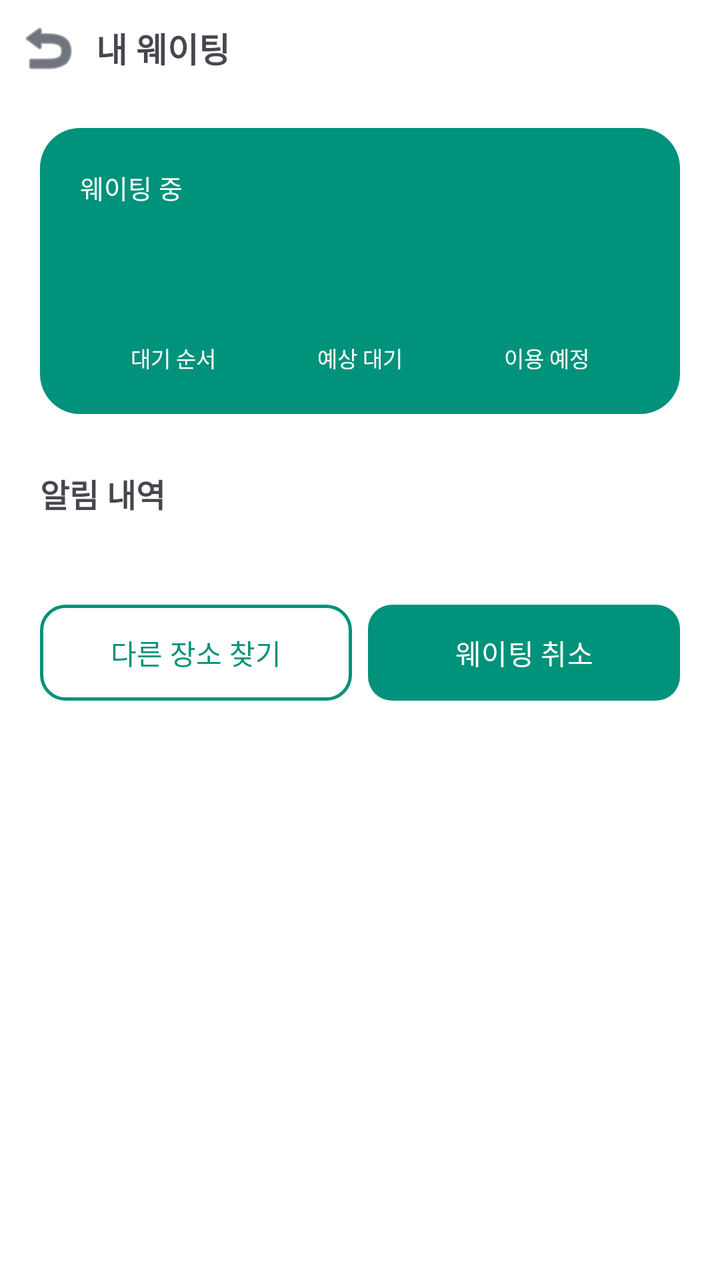
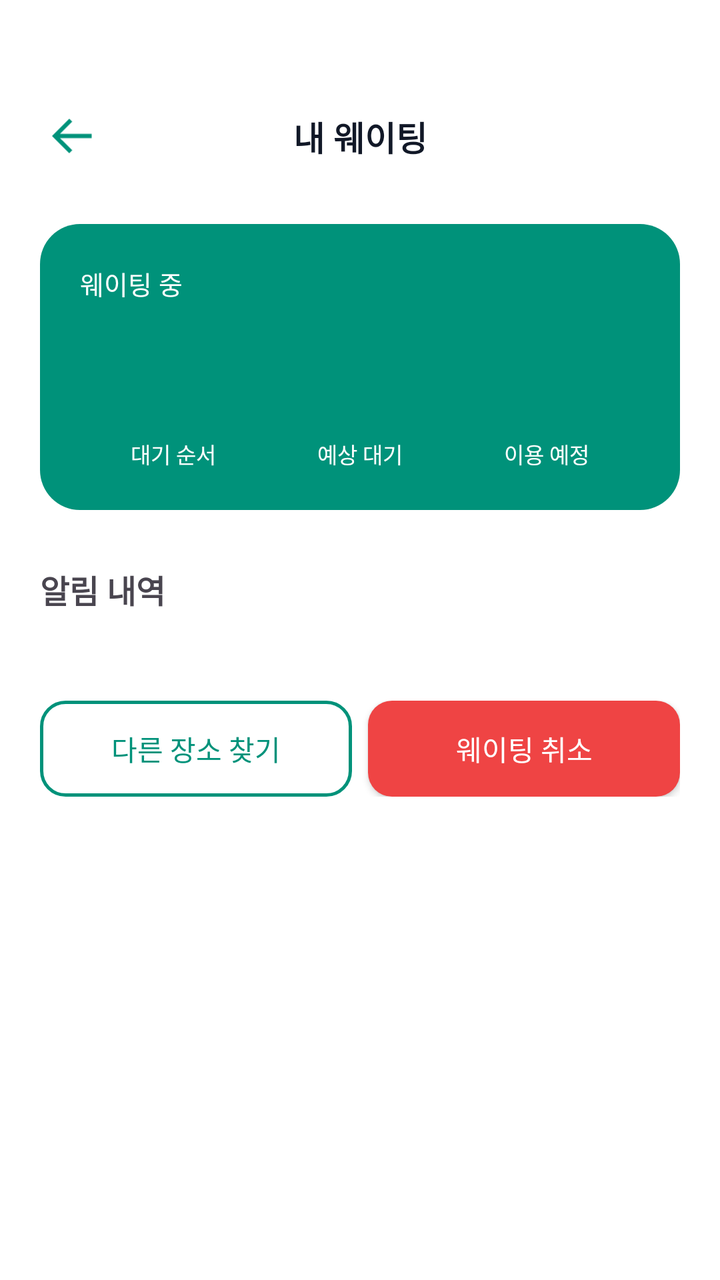

Two renders of the same Android screen: before a commit and after it. Below are the layout's source before the change and the commit's diff.
<!-- AndroidManifest.xml: application theme Theme.AndroidApp -->
<!-- res/layout/activity_my_waiting.xml -->
<?xml version="1.0" encoding="utf-8"?>
<ScrollView xmlns:android="http://schemas.android.com/apk/res/android"
    xmlns:app="http://schemas.android.com/apk/res-auto"
    android:layout_width="match_parent"
    android:layout_height="match_parent"
    android:background="@color/white">

    <LinearLayout
        android:layout_width="match_parent"
        android:layout_height="wrap_content"
        android:orientation="vertical"
        android:paddingBottom="32dp">

        <LinearLayout
            android:layout_width="match_parent"
            android:layout_height="wrap_content"
            android:gravity="center_vertical"
            android:orientation="horizontal">

            <ImageButton
                android:id="@+id/btnBack"
                android:layout_width="48dp"
                android:layout_height="48dp"
                android:background="?attr/selectableItemBackgroundBorderless"
                android:contentDescription="@string/waiting_title"
                android:src="@android:drawable/ic_menu_revert"
                app:tint="@color/text_primary" />

            <TextView
                android:layout_width="wrap_content"
                android:layout_height="wrap_content"
                android:text="@string/waiting_title"
                android:textSize="17sp"
                android:textStyle="bold" />
        </LinearLayout>

        <LinearLayout
            android:layout_width="match_parent"
            android:layout_height="wrap_content"
            android:layout_marginHorizontal="20dp"
            android:layout_marginTop="16dp"
            android:background="@drawable/bg_waiting_card"
            android:orientation="vertical"
            android:padding="20dp">

            <TextView
                android:layout_width="wrap_content"
                android:layout_height="wrap_content"
                android:text="@string/waiting_status"
                android:textColor="@color/white"
                android:textSize="13sp" />

            <TextView
                android:id="@+id/tvWaitingPlace"
                android:layout_width="match_parent"
                android:layout_height="wrap_content"
                android:layout_marginTop="8dp"
                android:textColor="@color/white"
                android:textSize="18sp"
                android:textStyle="bold" />

            <LinearLayout
                android:layout_width="match_parent"
                android:layout_height="wrap_content"
                android:layout_marginTop="16dp"
                android:orientation="horizontal">

                <LinearLayout
                    android:layout_width="0dp"
                    android:layout_height="wrap_content"
                    android:layout_weight="1"
                    android:gravity="center"
                    android:orientation="vertical">

                    <TextView
                        android:id="@+id/tvQueuePosition"
                        android:layout_width="wrap_content"
                        android:layout_height="wrap_content"
                        android:textColor="@color/white"
                        android:textStyle="bold" />

                    <TextView
                        android:layout_width="wrap_content"
                        android:layout_height="wrap_content"
                        android:text="@string/queue_order"
                        android:textColor="@color/white"
                        android:textSize="11sp" />
                </LinearLayout>

                <LinearLayout
                    android:layout_width="0dp"
                    android:layout_height="wrap_content"
                    android:layout_weight="1"
                    android:gravity="center"
                    android:orientation="vertical">

                    <TextView
                        android:id="@+id/tvEstimatedWait"
                        android:layout_width="wrap_content"
                        android:layout_height="wrap_content"
                        android:textColor="@color/white"
                        android:textStyle="bold" />

                    <TextView
                        android:layout_width="wrap_content"
                        android:layout_height="wrap_content"
                        android:text="@string/estimated_wait"
                        android:textColor="@color/white"
                        android:textSize="11sp" />
                </LinearLayout>

                <LinearLayout
                    android:layout_width="0dp"
                    android:layout_height="wrap_content"
                    android:layout_weight="1"
                    android:gravity="center"
                    android:orientation="vertical">

                    <TextView
                        android:id="@+id/tvPlannedUse"
                        android:layout_width="wrap_content"
                        android:layout_height="wrap_content"
                        android:textColor="@color/white"
                        android:textStyle="bold" />

                    <TextView
                        android:layout_width="wrap_content"
                        android:layout_height="wrap_content"
                        android:text="@string/planned_use"
                        android:textColor="@color/white"
                        android:textSize="11sp" />
                </LinearLayout>
            </LinearLayout>
        </LinearLayout>

        <TextView
            android:layout_width="wrap_content"
            android:layout_height="wrap_content"
            android:layout_marginStart="20dp"
            android:layout_marginTop="28dp"
            android:text="@string/notification_history"
            android:textSize="16sp"
            android:textStyle="bold" />

        <androidx.recyclerview.widget.RecyclerView
            android:id="@+id/rvNotifications"
            android:layout_width="match_parent"
            android:layout_height="wrap_content"
            android:layout_marginHorizontal="20dp"
            android:layout_marginTop="16dp"
            android:nestedScrollingEnabled="false" />

        <LinearLayout
            android:layout_width="match_parent"
            android:layout_height="wrap_content"
            android:layout_marginHorizontal="20dp"
            android:layout_marginTop="28dp"
            android:orientation="horizontal">

            <Button
                android:id="@+id/btnFindOther"
                android:layout_width="0dp"
                android:layout_height="48dp"
                android:layout_marginEnd="8dp"
                android:layout_weight="1"
                android:background="@drawable/bg_outline_green"
                android:text="@string/find_other_place"
                android:textColor="@color/jari_green" />

            <Button
                android:id="@+id/btnCancelWaiting"
                android:layout_width="0dp"
                android:layout_height="48dp"
                android:layout_weight="1"
                android:background="@drawable/bg_cancel_button"
                android:text="@string/cancel_waiting"
                android:textColor="@color/white" />
        </LinearLayout>
    </LinearLayout>
</ScrollView>
<!-- resources referenced by this layout -->
<resources>
  <color name="jari_green">#FF00927A</color>
  <color name="text_primary">#FF111827</color>
  <color name="white">#FFFFFFFF</color>
  <!-- drawable bg_cancel_button (drawable) -->
  <?xml version="1.0" encoding="utf-8"?>
  <shape xmlns:android="http://schemas.android.com/apk/res/android"
      android:shape="rectangle">
      <solid android:color="@color/cancel_red" />
      <corners android:radius="12dp" />
  </shape>
  <!-- drawable bg_outline_green (drawable) -->
  <?xml version="1.0" encoding="utf-8"?>
  <shape xmlns:android="http://schemas.android.com/apk/res/android"
      android:shape="rectangle">
      <solid android:color="@android:color/transparent" />
      <stroke
          android:width="1.5dp"
          android:color="@color/jari_green" />
      <corners android:radius="12dp" />
  </shape>
  <!-- drawable bg_waiting_card (drawable) -->
  <?xml version="1.0" encoding="utf-8"?>
  <shape xmlns:android="http://schemas.android.com/apk/res/android"
      android:shape="rectangle">
      <solid android:color="@color/jari_green" />
      <corners android:radius="20dp" />
  </shape>
  <string name="cancel_waiting">웨이팅 취소</string>
  <string name="estimated_wait">예상 대기</string>
  <string name="find_other_place">다른 장소 찾기</string>
  <string name="notification_history">알림 내역</string>
  <string name="planned_use">이용 예정</string>
  <string name="queue_order">대기 순서</string>
  <string name="waiting_status">웨이팅 중</string>
  <string name="waiting_title">내 웨이팅</string>
  <style name="Theme.AndroidApp" parent="Base.Theme.AndroidApp" />
  <color name="cancel_red">#FFEF4444</color>
  <style name="Base.Theme.AndroidApp" parent="Theme.Material3.Light.NoActionBar">
          <item name="colorPrimary">@color/jari_green</item>
          <item name="colorOnPrimary">@color/white</item>
          <item name="colorSecondary">@color/jari_green_dark</item>
          <item name="android:statusBarColor">@color/white</item>
          <item name="android:windowLightStatusBar" tools:targetApi="m">true</item>
      </style>
  <color name="jari_green_dark">#FF007566</color>
</resources>

<!-- the commit's change to res/layout/activity_my_waiting.xml (unified diff, before → after) -->
@@ -9,30 +9,39 @@
         android:layout_width="match_parent"
         android:layout_height="wrap_content"
         android:orientation="vertical"
-        android:paddingBottom="32dp">
+        android:paddingTop="40dp">
 
-        <LinearLayout
+        <androidx.constraintlayout.widget.ConstraintLayout
             android:layout_width="match_parent"
-            android:layout_height="wrap_content"
-            android:gravity="center_vertical"
-            android:orientation="horizontal">
+            android:layout_height="56dp">
 
             <ImageButton
                 android:id="@+id/btnBack"
-                android:layout_width="48dp"
-                android:layout_height="48dp"
+                android:layout_width="40dp"
+                android:layout_height="40dp"
+                android:layout_marginStart="16dp"
                 android:background="?attr/selectableItemBackgroundBorderless"
                 android:contentDescription="@string/waiting_title"
-                android:src="@android:drawable/ic_menu_revert"
-                app:tint="@color/text_primary" />
+                android:padding="10dp"
+                android:scaleType="fitCenter"
+                android:src="@drawable/back"
+                app:layout_constraintBottom_toBottomOf="parent"
+                app:layout_constraintStart_toStartOf="parent"
+                app:layout_constraintTop_toTopOf="parent"
+                app:tint="@color/jari_green" />
 
             <TextView
                 android:layout_width="wrap_content"
                 android:layout_height="wrap_content"
                 android:text="@string/waiting_title"
+                android:textColor="@color/text_primary"
                 android:textSize="17sp"
-                android:textStyle="bold" />
-        </LinearLayout>
+                android:textStyle="bold"
+                app:layout_constraintBottom_toBottomOf="parent"
+                app:layout_constraintEnd_toEndOf="parent"
+                app:layout_constraintStart_toStartOf="parent"
+                app:layout_constraintTop_toTopOf="parent" />
+        </androidx.constraintlayout.widget.ConstraintLayout>
 
         <LinearLayout
             android:layout_width="match_parent"
@@ -157,7 +166,7 @@
             android:layout_marginTop="28dp"
             android:orientation="horizontal">
 
-            <Button
+            <androidx.appcompat.widget.AppCompatButton
                 android:id="@+id/btnFindOther"
                 android:layout_width="0dp"
                 android:layout_height="48dp"
@@ -165,16 +174,18 @@
                 android:layout_weight="1"
                 android:background="@drawable/bg_outline_green"
                 android:text="@string/find_other_place"
-                android:textColor="@color/jari_green" />
+                android:textColor="@color/jari_green"
+                app:backgroundTint="@null" />
 
-            <Button
+            <androidx.appcompat.widget.AppCompatButton
                 android:id="@+id/btnCancelWaiting"
                 android:layout_width="0dp"
                 android:layout_height="48dp"
                 android:layout_weight="1"
                 android:background="@drawable/bg_cancel_button"
                 android:text="@string/cancel_waiting"
-                android:textColor="@color/white" />
+                android:textColor="@color/white"
+                app:backgroundTint="@null" />
         </LinearLayout>
     </LinearLayout>
 </ScrollView>
<!-- resource entries referenced after the edit -->
@@ -3,6 +3,7 @@
   <color name="jari_green">#FF00927A</color>
   <color name="text_primary">#FF111827</color>
   <color name="white">#FFFFFFFF</color>
+  <!-- drawable back: png bitmap (drawable, 571 bytes) -->
   <!-- drawable bg_cancel_button (drawable) -->
   <?xml version="1.0" encoding="utf-8"?>
   <shape xmlns:android="http://schemas.android.com/apk/res/android"
